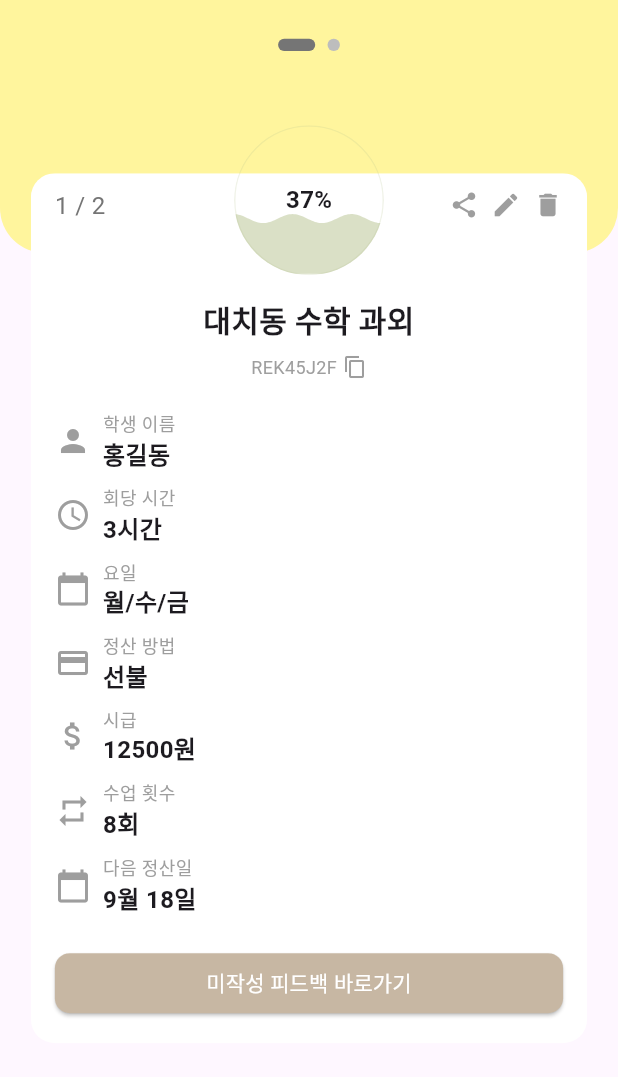
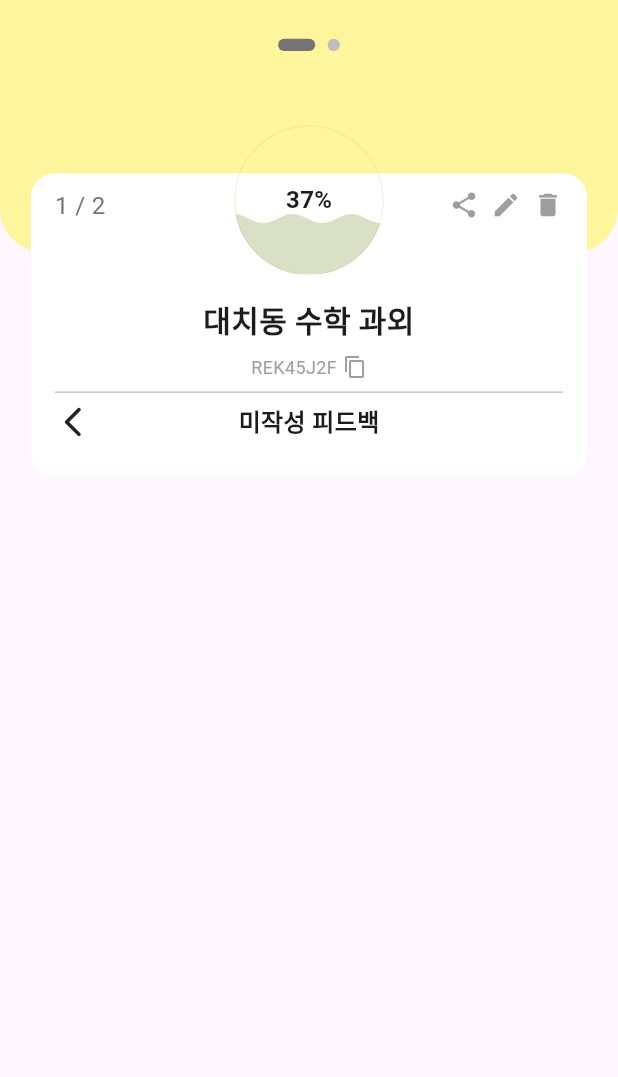
Before and after one commit to STUDULER/studuler_frontend, a Flutter app: the TeacherHomePage screen opened directly, after a tap on "미작성 피드백 바로가기", on a phone screen of 412 x 824 dp, the part 122-1199 px from its top. Run offline on Flutter 3.47's test engine with Material 3 defaults, Android fonts, the phone set to English and light mode, and no system bars; drawn by our look-alikes of card_swiper; our stand-ins replace dio, flutter_secure_storage, google_sign_in; missing offline and left inert: kakao_flutter_sdk; accounts and stored records are empty; statements that could not run were skipped.

Commit message:
수업 정보와 미작성 피드백 사이의 화면전환

```diff
--- a/lib/common/widget/class_info_card.dart
+++ b/lib/common/widget/class_info_card.dart
@@ -1,5 +1,7 @@
 import 'package:flutter/material.dart';
 import 'package:flutter/services.dart';
+
+import '../../teacher/section/incomplete_class_feedback.dart';
 import '../section/class_info_item.dart';
 import '../section/animated_wave_painter.dart';
 import 'edit_class_info_modal.dart';
@@ -12,7 +14,11 @@ class ClassInfoCard extends StatefulWidget {
   final List<ClassInfoItem> infoItems;
   final double completionRate;
   final Color themeColor; // 테마 색상 추가
-  final Function(String title, List<ClassInfoItem> infoItems, Color themeColor) onUpdate;
+  final Function(
+    String title,
+    List<ClassInfoItem> infoItems,
+    Color themeColor,
+  ) onUpdate;
 
   const ClassInfoCard({
     required this.title,
@@ -27,10 +33,11 @@ class ClassInfoCard extends StatefulWidget {
   });
 
   @override
-  _ClassInfoCardState createState() => _ClassInfoCardState();
+  State<ClassInfoCard> createState() => _ClassInfoCardState();
 }
 
-class _ClassInfoCardState extends State<ClassInfoCard> with SingleTickerProviderStateMixin {
+class _ClassInfoCardState extends State<ClassInfoCard>
+    with SingleTickerProviderStateMixin {
   late AnimationController _controller;
   late TextEditingController titleController;
   late TextEditingController studentNameController;
@@ -42,6 +49,8 @@ class _ClassInfoCardState extends State<ClassInfoCard> with SingleTickerProvider
   late String nextPaymentDate;
   late Color currentThemeColor; // 현재 테마 색상
 
+  bool showIncompleteFeedbackList = false;
+
   @override
   void initState() {
     super.initState();
@@ -51,13 +60,19 @@ class _ClassInfoCardState extends State<ClassInfoCard> with SingleTickerProvider
     )..repeat();
 
     titleController = TextEditingController(text: widget.title);
-    studentNameController = TextEditingController(text: widget.infoItems[0].value);
-    sessionDurationController = TextEditingController(text: widget.infoItems[1].value);
+    studentNameController =
+        TextEditingController(text: widget.infoItems[0].value);
+    sessionDurationController =
+        TextEditingController(text: widget.infoItems[1].value);
     daysController = TextEditingController(text: widget.infoItems[2].value);
-    paymentMethodController = TextEditingController(text: widget.infoItems[3].value);
-    hourlyRateController = TextEditingController(text: widget.infoItems[4].value);
-    sessionCountController = TextEditingController(text: widget.infoItems[5].value);
-    nextPaymentDate = widget.infoItems.length > 6 ? widget.infoItems[6].value : '';
+    paymentMethodController =
+        TextEditingController(text: widget.infoItems[3].value);
+    hourlyRateController =
+        TextEditingController(text: widget.infoItems[4].value);
+    sessionCountController =
+        TextEditingController(text: widget.infoItems[5].value);
+    nextPaymentDate =
+        widget.infoItems.length > 6 ? widget.infoItems[6].value : '';
     currentThemeColor = widget.themeColor; // 초기 테마 색상 설정
   }
 
@@ -107,6 +122,12 @@ class _ClassInfoCardState extends State<ClassInfoCard> with SingleTickerProvider
     );
   }
 
+  void _backToClassInfo() {
+    setState(() {
+      showIncompleteFeedbackList = false;
+    });
+  }
+
   @override
   Widget build(BuildContext context) {
     return Stack(
@@ -139,17 +160,29 @@ class _ClassInfoCardState extends State<ClassInfoCard> with SingleTickerProvider
                           children: [
                             GestureDetector(
                               onTap: () {},
-                              child: const Icon(Icons.share, color: Colors.grey, size: 20),
+                              child: const Icon(
+                                Icons.share,
+                                color: Colors.grey,
+                                size: 20,
+                              ),
                             ),
                             const SizedBox(width: 8),
                             GestureDetector(
                               onTap: _editClassInfo,
-                              child: const Icon(Icons.edit, color: Colors.grey, size: 20),
+                              child: const Icon(
+                                Icons.edit,
+                                color: Colors.grey,
+                                size: 20,
+                              ),
                             ),
                             const SizedBox(width: 8),
                             GestureDetector(
                               onTap: () {},
-                              child: const Icon(Icons.delete, color: Colors.grey, size: 20),
+                              child: const Icon(
+                                Icons.delete,
+                                color: Colors.grey,
+                                size: 20,
+                              ),
                             ),
                           ],
                         ),
@@ -178,11 +211,25 @@ class _ClassInfoCardState extends State<ClassInfoCard> with SingleTickerProvider
                         const SizedBox(width: 4),
                         GestureDetector(
                           onTap: _copyCodeToClipboard,
-                          child: const Icon(Icons.copy, size: 16, color: Colors.grey),
+                          child: const Icon(
+                            Icons.copy,
+                            size: 16,
+                            color: Colors.grey,
+                          ),
                         ),
                       ],
                     ),
-                    const SizedBox(height: 16),
+                    const Divider(),
+                    if (showIncompleteFeedbackList)
+                      IncompleteClassFeedback(
+                        classId: 'dummyClassId',
+                        backToClassInfo: () {
+                          setState(() {
+                            showIncompleteFeedbackList = false;
+                          });
+                        },
+                      ),
+                    if (!showIncompleteFeedbackList)
                       Column(
                         children: widget.infoItems.map((item) {
                           return Padding(
@@ -191,17 +238,21 @@ class _ClassInfoCardState extends State<ClassInfoCard> with SingleTickerProvider
                           );
                         }).toList(),
                       ),
-                    const SizedBox(height: 16),
+                    if (!showIncompleteFeedbackList) const SizedBox(height: 16),
+                    if (!showIncompleteFeedbackList)
                       ElevatedButton(
                         onPressed: () {
-                        // 미작성 피드백 바로가기 버튼 동작 추가 (필요시 구현)
+                          setState(() {
+                            showIncompleteFeedbackList = true;
+                          });
                         },
                         style: ElevatedButton.styleFrom(
                           backgroundColor: const Color(0xFFC7B7A3),
                           foregroundColor: Colors.white,
                           minimumSize: const Size.fromHeight(40),
                           shape: RoundedRectangleBorder(
-                          borderRadius: BorderRadius.circular(10), // 버튼 모서리 둥글게
+                            borderRadius:
+                                BorderRadius.circular(10), // 버튼 모서리 둥글게
                           ),
                         ),
                         child: const Text('미작성 피드백 바로가기'),
@@ -244,7 +295,10 @@ class _ClassInfoCardState extends State<ClassInfoCard> with SingleTickerProvider
                   ),
                   Text(
                     '${(widget.completionRate * 100).toInt()}%',
-                    style: const TextStyle(fontSize: 16, fontWeight: FontWeight.bold),
+                    style: const TextStyle(
+                      fontSize: 16,
+                      fontWeight: FontWeight.bold,
+                    ),
                   ),
                 ],
               ),
--- a/lib/teacher/section/incomplete_class_feedback.dart
+++ b/lib/teacher/section/incomplete_class_feedback.dart
@@ -7,9 +7,11 @@ class IncompleteClassFeedback extends StatefulWidget {
   const IncompleteClassFeedback({
     super.key,
     required this.classId,
+    required this.backToClassInfo,
   });
 
   final String classId;
+  final VoidCallback backToClassInfo;
 
   @override
   State<IncompleteClassFeedback> createState() =>
@@ -38,12 +40,28 @@ class _IncompleteClassFeedbackState extends State<IncompleteClassFeedback> {
   Widget build(BuildContext context) {
     return Column(
       children: [
+        Row(
+          children: [
+            GestureDetector(
+              onTap: widget.backToClassInfo,
+              child: const Icon(
+                Icons.arrow_back_ios_new_rounded,
+              ),
+            ),
+            const Spacer(),
             const Text(
               "미작성 피드백",
               style: TextStyle(
                 fontSize: 16,
                 fontWeight: FontWeight.bold,
               ),
+            ),
+            const Spacer(),
+            const Icon(
+              Icons.arrow_back_ios_new_rounded,
+              color: Colors.transparent,
+            ), // 레이아웃을 맞추기 위한 더미 아이콘
+          ],
         ),
         const SizedBox(
           height: 8,
```
Lines whose indentation alone changed are shown as unchanged.
